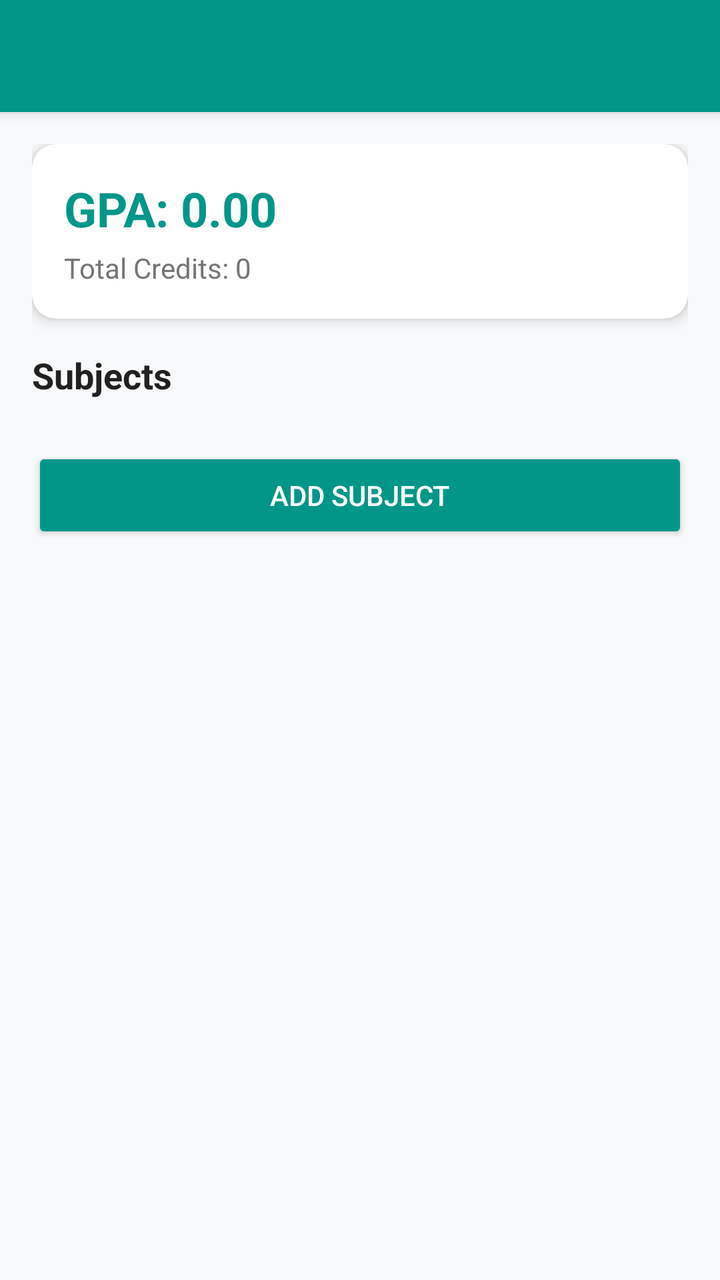
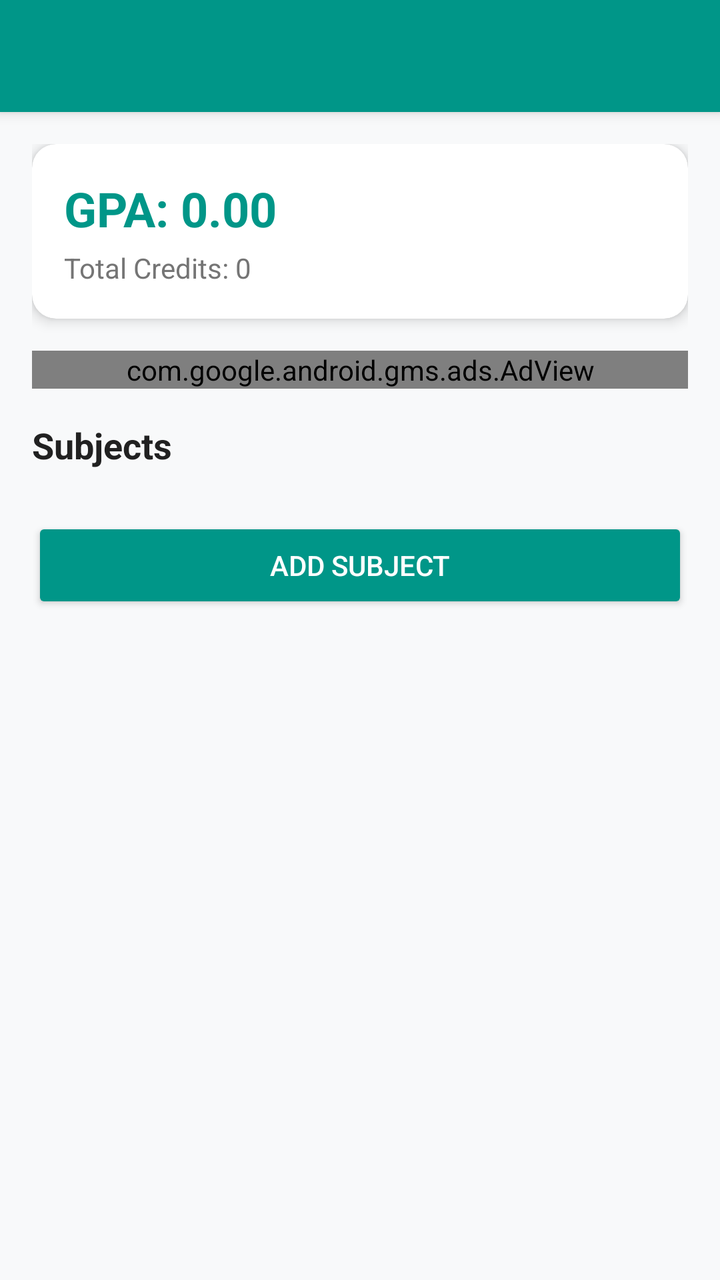

Before-and-after screenshots of an Android layout around one commit, followed by the original layout XML and the change that was made.
<!-- AndroidManifest.xml: application theme Theme.AppCompat.Light.NoActionBar -->
<!-- res/layout/activity_semester_detail.xml -->
<?xml version="1.0" encoding="utf-8"?>
<androidx.coordinatorlayout.widget.CoordinatorLayout
    xmlns:android="http://schemas.android.com/apk/res/android"
    xmlns:app="http://schemas.android.com/apk/res-auto"
    android:layout_width="match_parent"
    android:layout_height="match_parent"
    android:background="@color/background">

    <com.google.android.material.appbar.AppBarLayout
        android:layout_width="match_parent"
        android:layout_height="wrap_content">

        <androidx.appcompat.widget.Toolbar
            android:id="@+id/toolbar"
            android:layout_width="match_parent"
            android:layout_height="?attr/actionBarSize"
            android:background="@color/primary"
            android:theme="@style/ThemeOverlay.AppCompat.Dark.ActionBar"
            app:popupTheme="@style/ThemeOverlay.AppCompat.Light" />

    </com.google.android.material.appbar.AppBarLayout>

    <androidx.core.widget.NestedScrollView
        android:layout_width="match_parent"
        android:layout_height="match_parent"
        app:layout_behavior="@string/appbar_scrolling_view_behavior">

        <LinearLayout
            android:layout_width="match_parent"
            android:layout_height="wrap_content"
            android:orientation="vertical"
            android:padding="16dp">

            
            <androidx.cardview.widget.CardView
                android:layout_width="match_parent"
                android:layout_height="wrap_content"
                android:layout_marginBottom="16dp"
                app:cardCornerRadius="12dp"
                app:cardElevation="4dp">

                <LinearLayout
                    android:layout_width="match_parent"
                    android:layout_height="wrap_content"
                    android:orientation="vertical"
                    android:padding="16dp">

                    <TextView
                        android:id="@+id/tv_gpa"
                        android:layout_width="wrap_content"
                        android:layout_height="wrap_content"
                        android:text="GPA: 0.00"
                        android:textColor="@color/primary"
                        android:textSize="24sp"
                        android:textStyle="bold" />

                    <TextView
                        android:id="@+id/tv_total_credits"
                        android:layout_width="wrap_content"
                        android:layout_height="wrap_content"
                        android:layout_marginTop="4dp"
                        android:text="Total Credits: 0"
                        android:textColor="@color/text_secondary"
                        android:textSize="14sp" />

                </LinearLayout>
            </androidx.cardview.widget.CardView>

            
            <TextView
                android:layout_width="wrap_content"
                android:layout_height="wrap_content"
                android:text="Subjects"
                android:textColor="@color/text_primary"
                android:textSize="18sp"
                android:textStyle="bold"
                android:layout_marginBottom="8dp" />

            <androidx.recyclerview.widget.RecyclerView
                android:id="@+id/rv_subjects"
                android:layout_width="match_parent"
                android:layout_height="wrap_content"
                android:nestedScrollingEnabled="false" />

            <Button
                android:id="@+id/btn_add_subject"
                android:layout_width="match_parent"
                android:layout_height="wrap_content"
                android:layout_marginTop="16dp"
                android:text="Add Subject"
                android:textColor="@android:color/white"
                android:backgroundTint="@color/primary" />

        </LinearLayout>
    </androidx.core.widget.NestedScrollView>

</androidx.coordinatorlayout.widget.CoordinatorLayout>
<!-- resources referenced by this layout -->
<resources>
  <color name="background">#F8F9FA</color>
  <color name="primary">#009688</color>
  <color name="text_primary">#212121</color>
  <color name="text_secondary">#757575</color>
</resources>

<!-- the commit's change to res/layout/activity_semester_detail.xml (unified diff, before → after) -->
@@ -67,6 +67,16 @@
             </androidx.cardview.widget.CardView>
 
             
+            <com.google.android.gms.ads.AdView
+                android:id="@+id/adViewSemesterDetail"
+                android:layout_width="match_parent"
+                android:layout_height="wrap_content"
+                android:layout_gravity="center_horizontal"
+                android:layout_marginBottom="16dp"
+                app:adSize="BANNER"
+                app:adUnitId="@string/admob_banner_detail_ad_unit_id" />
+
+            
             <TextView
                 android:layout_width="wrap_content"
                 android:layout_height="wrap_content"
<!-- resource entries referenced after the edit -->
@@ -4,5 +4,6 @@
   <color name="primary">#009688</color>
   <color name="text_primary">#212121</color>
   <color name="text_secondary">#757575</color>
+  <string name="admob_banner_detail_ad_unit_id">ca-app-pub-7622902286389989/2304866143</string>
 </resources>
 
